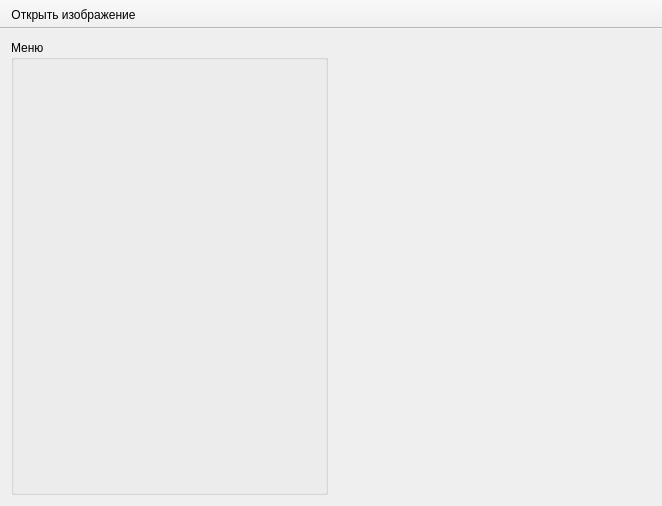
Qt form ui/mainwindow.ui (AnisimoffNikita/course-project-cg) before a commit.
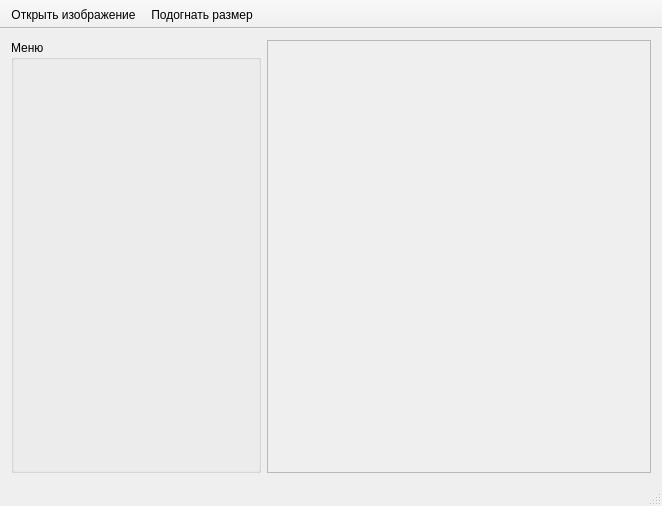
The same form after that commit. Icons and pictures are not drawn.

Commit message: new image loading

What changed in the file:
```diff
--- a/ui/mainwindow.ui
+++ b/ui/mainwindow.ui
@@ -15,20 +15,51 @@
   </property>
   <widget class="QWidget" name="centralWidget">
    <layout class="QGridLayout" name="gridLayout">
-    <item row="0" column="1">
-     <widget class="QLabel" name="lblImage">
-      <property name="text">
-       <string/>
-      </property>
-     </widget>
-    </item>
     <item row="0" column="0">
      <widget class="QGroupBox" name="grpMenu">
+      <property name="minimumSize">
+       <size>
+        <width>250</width>
+        <height>0</height>
+       </size>
+      </property>
+      <property name="maximumSize">
+       <size>
+        <width>250</width>
+        <height>16777215</height>
+       </size>
+      </property>
       <property name="title">
        <string>Меню</string>
       </property>
      </widget>
     </item>
+    <item row="0" column="1">
+     <widget class="QScrollArea" name="scrollArea">
+      <property name="widgetResizable">
+       <bool>true</bool>
+      </property>
+      <widget class="QWidget" name="scrollAreaWidgetContents">
+       <property name="geometry">
+        <rect>
+         <x>0</x>
+         <y>0</y>
+         <width>386</width>
+         <height>425</height>
+        </rect>
+       </property>
+       <layout class="QGridLayout" name="gridLayout_2">
+        <item row="0" column="0">
+         <widget class="QLabel" name="lblImage">
+          <property name="text">
+           <string/>
+          </property>
+         </widget>
+        </item>
+       </layout>
+      </widget>
+     </widget>
+    </item>
    </layout>
   </widget>
   <widget class="QToolBar" name="mainToolBar">
@@ -48,7 +79,9 @@
     <bool>false</bool>
    </attribute>
    <addaction name="actOpenImage"/>
+   <addaction name="actFit"/>
   </widget>
+  <widget class="QStatusBar" name="statusBar"/>
   <action name="actOpenImage">
    <property name="icon">
     <iconset theme="document-open"/>
@@ -57,6 +90,14 @@
     <string>Открыть изображение</string>
    </property>
   </action>
+  <action name="actFit">
+   <property name="icon">
+    <iconset theme="zoom-fit-best"/>
+   </property>
+   <property name="text">
+    <string>Подогнать размер</string>
+   </property>
+  </action>
  </widget>
  <layoutdefault spacing="6" margin="11"/>
  <resources/>
```
Left out of the diff: 5 changed lines with no effect on the pictures. The commit also changes 2 other files.
